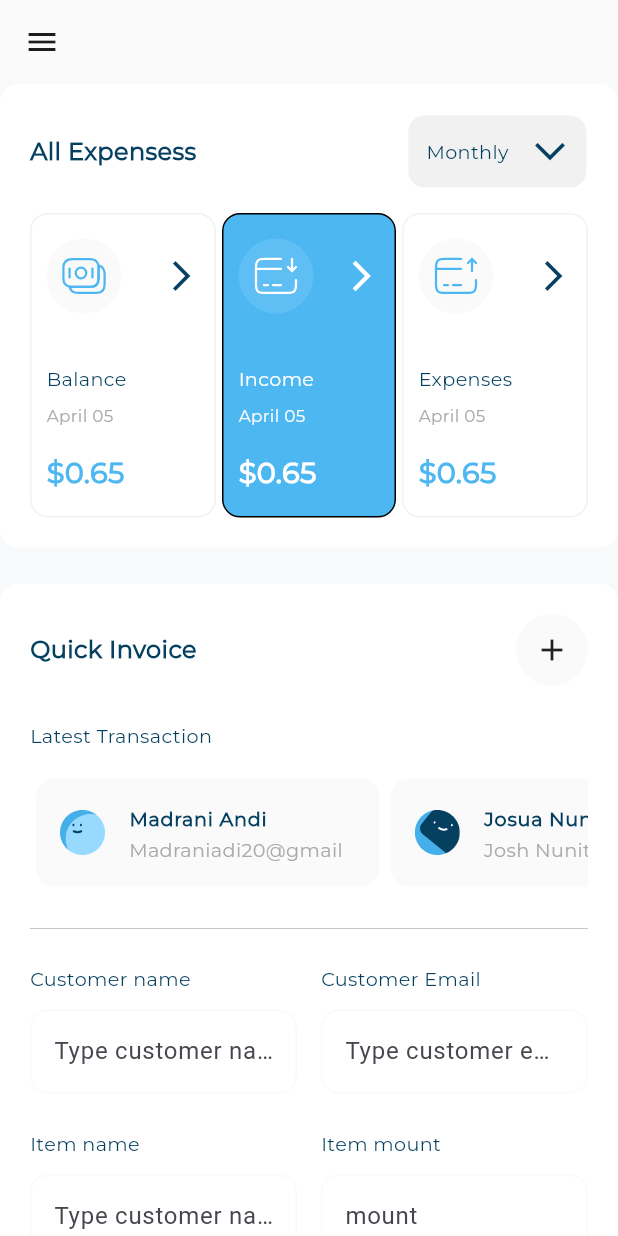
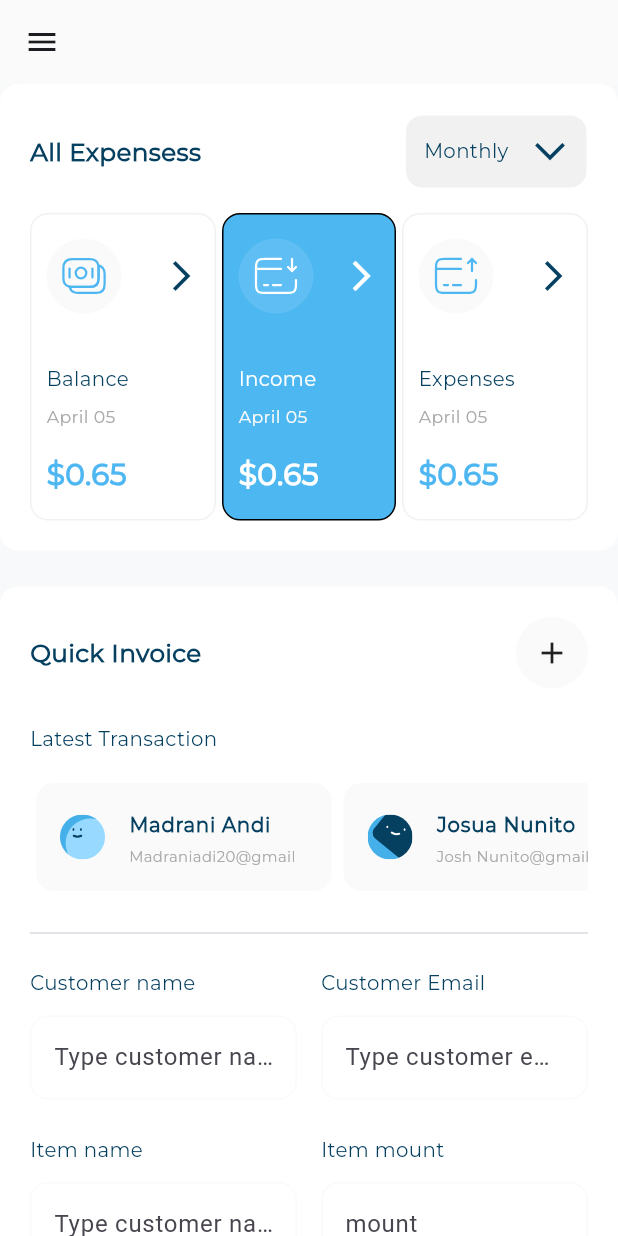
Before and after one commit to EslamSaeed570/responsive_dashboard, a Flutter app: the screen it shows after launch, after a tap on "Income", on a phone screen of 412 x 824 dp. Run offline on Flutter 3.47's test engine with Material 3 defaults, Android fonts, the phone set to English and light mode, and no system bars; our stand-ins replace expandable_page_view, fl_chart, flutter_svg.

Commit message:
responsive font size using media quary

```diff
--- a/lib/utils/app_styles.dart
+++ b/lib/utils/app_styles.dart
@@ -3,72 +3,97 @@ import 'package:flutter/material.dart';
 import 'package:responsive_dashboard/utils/size_config.dart';
 
 abstract class AppStyles {
-  static  TextStyle styleReguler16 = TextStyle(
-      color:const Color(0xff064060),
-      fontSize: getResponsiveFontSize( 16),
+  static TextStyle styleReguler16(context) {
+    return TextStyle(
+        color: const Color(0xff064060),
+        fontSize: getResponsiveFontSize(context, 16),
         fontFamily: 'Montserrat',
         fontWeight: FontWeight.w400);
-  static  TextStyle styleMedium16 = TextStyle(
-      color:const Color(0xff064060),
-      fontSize: getResponsiveFontSize(16),
+  }
+
+  static TextStyle styleMedium16(context) {
+    return TextStyle(
+        color: const Color(0xff064060),
+        fontSize: getResponsiveFontSize(context, 16),
         fontFamily: 'Montserrat',
         fontWeight: FontWeight.w500);
-  static  TextStyle styleMedium20 = TextStyle(
-      color:const Color(0xffFFFFFF),
-      fontSize: getResponsiveFontSize(20),
+  }
+
+  static TextStyle styleMedium20(context) {
+    return TextStyle(
+        color: const Color(0xff064060),
+        fontSize: getResponsiveFontSize(context, 20),
         fontFamily: 'Montserrat',
         fontWeight: FontWeight.w500);
-  static  TextStyle styleSemiBold16 = TextStyle(
-      color:const Color(0xff064061),
-      fontSize: getResponsiveFontSize(16),
-      fontFamily: 'Montserrat',
-      fontWeight: FontWeight.w600);
-  static  TextStyle styleBold16 = TextStyle(
-      color:const Color(0xff4EB7F2),
-      fontSize: getResponsiveFontSize(16),
-      fontFamily: 'Montserrat',
-      fontWeight: FontWeight.w700);
-  static  TextStyle styleSemiBold20 = TextStyle(
-      color:const Color(0xff064061),
-      fontSize: getResponsiveFontSize(20),
-      fontFamily: 'Montserrat',
-      fontWeight: FontWeight.w600);
-  static  TextStyle styleReguler12 = TextStyle(
-      color:const Color(0xffAAAAAA),
-      fontSize: getResponsiveFontSize(16),
-      fontFamily: 'Montserrat',
-      fontWeight: FontWeight.w400);
-  static  TextStyle styleSemiBold24 = TextStyle(
-      color:const Color(0xff4EB7F2),
-      fontSize: getResponsiveFontSize(24),
-      fontFamily: 'Montserrat',
-      fontWeight: FontWeight.w600);
-  static  TextStyle styleReguler14 = TextStyle(
-      color:const Color(0xffAAAAAA),
-      fontSize: getResponsiveFontSize(14),
-      fontFamily: 'Montserrat',
-      fontWeight: FontWeight.w400);
-  static  TextStyle styleSemiBold18 = TextStyle(
-      color:const Color(0xffFFFFFF),
-      fontSize: getResponsiveFontSize(18),
+  }
+
+  static TextStyle styleSemiBold16(context) {
+    return TextStyle(
+        color: const Color(0xff064060),
+        fontSize: getResponsiveFontSize(context, 16),
         fontFamily: 'Montserrat',
         fontWeight: FontWeight.w600);
   }
 
-double getResponsiveFontSize(double fonSize) {
-  double scaleFactor = getScaleFactor();
+  static TextStyle styleBold16(context) {
+    return TextStyle(
+        color: const Color(0xff4EB7F2),
+        fontSize: getResponsiveFontSize(context, 16),
+        fontFamily: 'Montserrat',
+        fontWeight: FontWeight.w700);
+  }
+
+  static TextStyle styleSemiBold20(context) {
+    return TextStyle(
+        color: const Color(0xff064061),
+        fontSize: getResponsiveFontSize(context, 20),
+        fontFamily: 'Montserrat',
+        fontWeight: FontWeight.w600);
+  }
+
+  static TextStyle styleReguler12(context) {
+    return TextStyle(
+        color: const Color(0xffAAAAAA),
+        fontSize: getResponsiveFontSize(context, 12),
+        fontFamily: 'Montserrat',
+        fontWeight: FontWeight.w400);
+  }
+
+  static TextStyle styleSemiBold24(context) {
+    return TextStyle(
+        color: const Color(0xff4EB7F2),
+        fontSize: getResponsiveFontSize(context, 24),
+        fontFamily: 'Montserrat',
+        fontWeight: FontWeight.w600);
+  }
+
+  static TextStyle styleReguler14(context) {
+    return TextStyle(
+        color: const Color(0xffAAAAAA),
+        fontSize: getResponsiveFontSize(context, 14),
+        fontFamily: 'Montserrat',
+        fontWeight: FontWeight.w400);
+  }
+
+  static TextStyle styleSemiBold18(context) {
+    return TextStyle(
+        color: const Color(0xffFFFFFF),
+        fontSize: getResponsiveFontSize(context, 18),
+        fontFamily: 'Montserrat',
+        fontWeight: FontWeight.w600);
+  }
+}
+
+double getResponsiveFontSize(context, double fonSize) {
+  double scaleFactor = getScaleFactor(context);
   double responsiveFontSize = scaleFactor * fonSize;
   double lowerFontSize = fonSize * 0.8;
   double upperFontSize = fonSize * 1.2;
   return responsiveFontSize.clamp(lowerFontSize, upperFontSize);
 }
 
-double getScaleFactor() {
-  var dispatcher = PlatformDispatcher.instance;
-
-  var devicePixelRatio = dispatcher.views.first.devicePixelRatio;
-  var physicalWidth = dispatcher.views.first.physicalSize.width;
-  var width = physicalWidth / devicePixelRatio;
+double getScaleFactor(context) {
+  var width = MediaQuery.of(context).size.width;
   if (width < SizeConfig.tablet) {
     return width / 500;
   } else if (width < SizeConfig.desktop) {
--- a/lib/views/widgets/QuickInvoiceSection/latest_transaction.dart
+++ b/lib/views/widgets/QuickInvoiceSection/latest_transaction.dart
@@ -15,7 +15,7 @@ class LatestTransaction extends StatelessWidget {
         ),
         Text(
           'Latest Transaction',
-          style: AppStyles.styleMedium16,
+          style: AppStyles.styleMedium16(context),
         ),
      const   SizedBox(
           height: 16,
--- a/lib/views/widgets/QuickInvoiceSection/quick_invoice_headrs.dart
+++ b/lib/views/widgets/QuickInvoiceSection/quick_invoice_headrs.dart
@@ -11,7 +11,7 @@ class QuickInvoiceHeaders extends StatelessWidget {
       children: [
          Text(
           'Quick Invoice',
-          style: AppStyles.styleSemiBold20,
+          style: AppStyles.styleSemiBold20(context),
         ),
         const Spacer(),
         Container(
--- a/lib/views/widgets/QuickInvoiceSection/title_text_field.dart
+++ b/lib/views/widgets/QuickInvoiceSection/title_text_field.dart
@@ -13,7 +13,7 @@ class TitleTextfield extends StatelessWidget {
       children: [
         Text(
           title,
-          style: AppStyles.styleMedium16,
+          style: AppStyles.styleMedium16(context),
         ),
         const SizedBox(
           height: 12,
--- a/lib/views/widgets/active_and_inActive_drawer_item.dart
+++ b/lib/views/widgets/active_and_inActive_drawer_item.dart
@@ -18,7 +18,7 @@ class InActiveDrawerItem extends StatelessWidget {
       leading: SvgPicture.asset(drawerItemModel.image),
       title: Text(
         drawerItemModel.title,
-        style: AppStyles.styleMedium16,
+        style: AppStyles.styleMedium16(context),
       ),
     );
   }
@@ -38,7 +38,7 @@ class ActiveDrawerItem extends StatelessWidget {
       leading: SvgPicture.asset(drawerItemModel.image),
       title: Text(
         drawerItemModel.title,
-        style: AppStyles.styleBold16,
+        style: AppStyles.styleBold16(context),
       ),
       trailing: Container(
         width: 3.5,
--- a/lib/views/widgets/all_expensive_headrs.dart
+++ b/lib/views/widgets/all_expensive_headrs.dart
@@ -14,7 +14,7 @@ class AllExpensessHeaders extends StatelessWidget {
       children: [
          Text(
           'All Expensess',
-          style: AppStyles.styleSemiBold20,
+          style: AppStyles.styleSemiBold20(context),
         ),
        const  Expanded(child: SizedBox()),
       const  RangeOption()
--- a/lib/views/widgets/custom_button.dart
+++ b/lib/views/widgets/custom_button.dart
@@ -22,7 +22,7 @@ class CustomButton extends StatelessWidget {
         ),
         child: Text(
           text,
-          style: AppStyles.styleSemiBold16
+          style: AppStyles.styleSemiBold16(context)
               .copyWith(color: textColor ?? Colors.white),
         ),
       ),
--- a/lib/views/widgets/in_active_and_active_all_expensess_item.dart
+++ b/lib/views/widgets/in_active_and_active_all_expensess_item.dart
@@ -36,21 +36,21 @@ class InActiveAllExpensessItem extends StatelessWidget {
           ),
           Text(
             allExpensessItemModel.title,
-            style: AppStyles.styleMedium16,
+            style: AppStyles.styleMedium16(context),
           ),
           const SizedBox(
             height: 8,
           ),
           Text(
             allExpensessItemModel.date,
-            style: AppStyles.styleReguler14,
+            style: AppStyles.styleReguler14(context),
           ),
           const SizedBox(
             height: 16,
           ),
           Text(
             allExpensessItemModel.price,
-            style: AppStyles.styleSemiBold24,
+            style: AppStyles.styleSemiBold24(context),
           ),
         ],
       ),
@@ -92,14 +92,14 @@ class ActiveAllExpensessItem extends StatelessWidget {
           ),
           Text(
             allExpensessItemModel.title,
-            style: AppStyles.styleMedium16.copyWith(color: Colors.white),
+            style: AppStyles.styleMedium16(context).copyWith(color: Colors.white),
           ),
           const SizedBox(
             height: 8,
           ),
           Text(
             allExpensessItemModel.date,
-            style: AppStyles.styleReguler14
+            style: AppStyles.styleReguler14(context)
                 .copyWith(color: const Color(0xffFAFAFA)),
           ),
           const SizedBox(
@@ -107,7 +107,7 @@ class ActiveAllExpensessItem extends StatelessWidget {
           ),
           Text(
             allExpensessItemModel.price,
-            style: AppStyles.styleSemiBold24.copyWith(color: Colors.white),
+            style: AppStyles.styleSemiBold24(context).copyWith(color: Colors.white),
           ),
         ],
       ),
--- a/lib/views/widgets/income_item_details.dart
+++ b/lib/views/widgets/income_item_details.dart
@@ -7,7 +7,8 @@ class IncomeItemDetails extends StatelessWidget {
   final IncomeItemDetailsModel itemDetailsModel;
   @override
   Widget build(BuildContext context) {
-    return ListTile(
+    return Flexible(
+      child: ListTile(
         leading: Container(
           width: 12,
           height: 12,
@@ -16,13 +17,16 @@ class IncomeItemDetails extends StatelessWidget {
             shape: const OvalBorder(),
           ),
         ),
-      title: Text(
+        title: Flexible(
+          child: Text(
             itemDetailsModel.title,
-        style: AppStyles.styleReguler16,
+            style: AppStyles.styleReguler16(context),
+          ),
         ),
         trailing: Text(
           itemDetailsModel.percent,
-        style: AppStyles.styleMedium16,
+          style: AppStyles.styleMedium16(context),
+        ),
       ),
     );
   }
--- a/lib/views/widgets/income_section_headers.dart
+++ b/lib/views/widgets/income_section_headers.dart
@@ -13,7 +13,7 @@ class IncomeSectionHeaders extends StatelessWidget {
       children: [
         Text(
           'Income',
-          style: AppStyles.styleSemiBold20,
+          style: AppStyles.styleSemiBold20(context),
         ),
      const   RangeOption(),
       ],
--- a/lib/views/widgets/my_card.dart
+++ b/lib/views/widgets/my_card.dart
@@ -30,11 +30,11 @@ class MyCard extends StatelessWidget {
                   const EdgeInsets.only(left: 31, right: 42, top: 16),
               title: Text(
                 'Name card',
-                style: AppStyles.styleReguler16.copyWith(color: Colors.white),
+                style: AppStyles.styleReguler16(context).copyWith(color: Colors.white),
               ),
               subtitle:  Text(
                 'Syah Bandi',
-                style: AppStyles.styleMedium20,
+                style: AppStyles.styleMedium20(context),
               ),
               trailing: const Icon(Icons.image_outlined),
             ),
@@ -49,15 +49,17 @@ class MyCard extends StatelessWidget {
                   Text(
                     '0918 8124 0042 8129',
                     style:
-                        AppStyles.styleSemiBold24.copyWith(color: Colors.white),
+                        AppStyles.styleSemiBold24(context).copyWith(color: Colors.white),
                   ),
                   Text(
                     '12/20 - 120',
                     style:
-                        AppStyles.styleReguler16.copyWith(color: Colors.white),
+                        AppStyles.styleReguler16(context).copyWith(color: Colors.white),
                   ),
-                  const SizedBox(
-                    height: 14,
+                const  Flexible(
+                    child:  SizedBox(
+                      height: 20,
+                    ),
                   ),
                 ],
               ),
--- a/lib/views/widgets/my_card_section.dart
+++ b/lib/views/widgets/my_card_section.dart
@@ -33,7 +33,7 @@ class _MycardSectionState extends State<MycardSection> {
       children: [
          Text(
           'My Card',
-          style: AppStyles.styleSemiBold20,
+          style: AppStyles.styleSemiBold20(context),
         ),
         const SizedBox(
           height: 20,
--- a/lib/views/widgets/range_option.dart
+++ b/lib/views/widgets/range_option.dart
@@ -21,7 +21,7 @@ class RangeOption extends StatelessWidget {
         children: [
            Text(
             'Monthly',
-            style: AppStyles.styleMedium16,
+            style: AppStyles.styleMedium16(context),
           ),
           const SizedBox(
             width: 16,
--- a/lib/views/widgets/transaction_history.dart
+++ b/lib/views/widgets/transaction_history.dart
@@ -17,7 +17,7 @@ class TransactionHistory extends StatelessWidget {
         ),
         Text(
           '13 April 2022',
-          style: AppStyles.styleMedium16,
+          style: AppStyles.styleMedium16(context),
         ),
     const    SizedBox(height: 16,),
      const   TransactionHistoryListViewItem(),
--- a/lib/views/widgets/transaction_history_headers.dart
+++ b/lib/views/widgets/transaction_history_headers.dart
@@ -12,12 +12,12 @@ class TransactionHistoryHeaders extends StatelessWidget {
       children: [
          Text(
           'Transaction History',
-          style: AppStyles.styleSemiBold20,
+          style: AppStyles.styleSemiBold20(context),
         ),
         Text(
           'See all',
           style:
-              AppStyles.styleMedium16.copyWith(color: const Color(0xff4EB7F2)),
+              AppStyles.styleMedium16(context).copyWith(color: const Color(0xff4EB7F2)),
         ),
       ],
     );
--- a/lib/views/widgets/transaction_item.dart
+++ b/lib/views/widgets/transaction_item.dart
@@ -16,12 +16,12 @@ class TransactionItem extends StatelessWidget {
       child: ListTile(
         title: Text(
           transactionHistoryModel.title,
-          style: AppStyles.styleSemiBold16,
+          style: AppStyles.styleSemiBold16(context),
         ),
         subtitle: Text(transactionHistoryModel.subTitle,
-            style: AppStyles.styleReguler16),
+            style: AppStyles.styleReguler16(context)),
         trailing: Text(transactionHistoryModel.subTitle,
-            style: AppStyles.styleSemiBold20.copyWith(
+            style: AppStyles.styleSemiBold20(context).copyWith(
                 color: transactionHistoryModel.isWithdrawal
                     ? const Color(0xffF3735E)
                     : const Color(0xff7DD97B))),
--- a/lib/views/widgets/user_info_list_tile.dart
+++ b/lib/views/widgets/user_info_list_tile.dart
@@ -23,11 +23,11 @@ class UserInfoListTile extends StatelessWidget {
           ),
           title: Text(
             userInfoModel.title,
-            style: AppStyles.styleSemiBold16,
+            style: AppStyles.styleSemiBold16(context),
           ),
           subtitle: Text(
             userInfoModel.subTitle,
-            style: AppStyles.styleReguler12,
+            style: AppStyles.styleReguler12(context),
           ),
         ),
       ),
```
Lines whose indentation alone changed are shown as unchanged.
